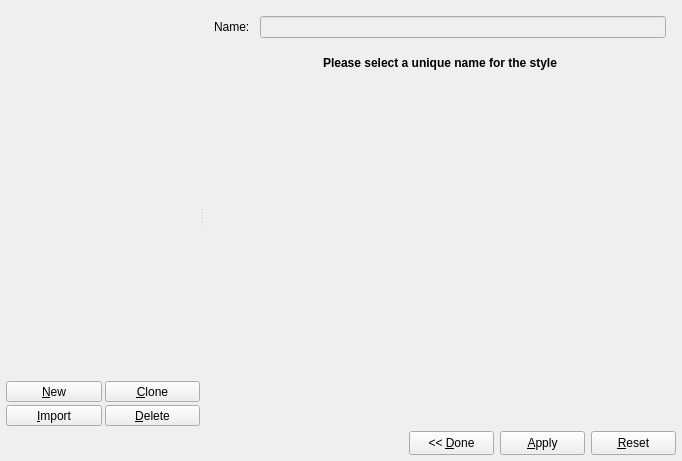
Old version of the form scribus/stylemanager.ui in the repository scribusproject/scribus.
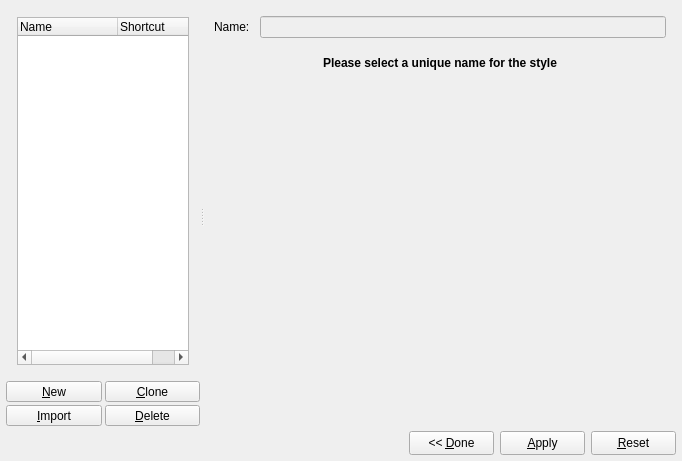
New version of the form. Custom widgets are drawn as their Qt base class.

What changed in the file:
```diff
--- a/scribus/stylemanager.ui
+++ b/scribus/stylemanager.ui
@@ -22,7 +22,19 @@
    <property name="margin" >
     <number>6</number>
    </property>
-   <property name="spacing" >
+   <property name="topMargin" >
+    <number>6</number>
+   </property>
+   <property name="rightMargin" >
+    <number>6</number>
+   </property>
+   <property name="bottomMargin" >
+    <number>6</number>
+   </property>
+   <property name="horizontalSpacing" >
+    <number>5</number>
+   </property>
+   <property name="verticalSpacing" >
     <number>5</number>
    </property>
    <item row="1" column="0" >
@@ -138,7 +150,19 @@
       <property name="margin" >
        <number>0</number>
       </property>
-      <property name="spacing" >
+      <property name="topMargin" >
+       <number>0</number>
+      </property>
+      <property name="rightMargin" >
+       <number>0</number>
+      </property>
+      <property name="bottomMargin" >
+       <number>0</number>
+      </property>
+      <property name="horizontalSpacing" >
+       <number>0</number>
+      </property>
+      <property name="verticalSpacing" >
        <number>0</number>
       </property>
       <item row="0" column="0" >
@@ -160,9 +184,7 @@
         </property>
         <widget class="QFrame" name="leftFrame" >
          <property name="sizePolicy" >
-          <sizepolicy>
-           <hsizetype>1</hsizetype>
-           <vsizetype>5</vsizetype>
+          <sizepolicy vsizetype="Preferred" hsizetype="Minimum" >
            <horstretch>0</horstretch>
            <verstretch>0</verstretch>
           </sizepolicy>
@@ -198,9 +220,7 @@
           <item>
            <widget class="QFrame" name="styleViewFrame" >
             <property name="sizePolicy" >
-             <sizepolicy>
-              <hsizetype>5</hsizetype>
-              <vsizetype>3</vsizetype>
+             <sizepolicy vsizetype="MinimumExpanding" hsizetype="Preferred" >
               <horstretch>0</horstretch>
               <verstretch>0</verstretch>
              </sizepolicy>
@@ -211,6 +231,28 @@
             <property name="frameShadow" >
              <enum>QFrame::Plain</enum>
             </property>
+            <layout class="QGridLayout" >
+             <item row="0" column="0" >
+              <widget class="StyleView" name="styleView" >
+               <property name="contextMenuPolicy" >
+                <enum>Qt::CustomContextMenu</enum>
+               </property>
+               <property name="alternatingRowColors" >
+                <bool>true</bool>
+               </property>
+               <column>
+                <property name="text" >
+                 <string>Name</string>
+                </property>
+               </column>
+               <column>
+                <property name="text" >
+                 <string>Shortcut</string>
+                </property>
+               </column>
+              </widget>
+             </item>
+            </layout>
            </widget>
           </item>
           <item>
@@ -231,9 +273,6 @@
           </item>
           <item>
            <layout class="QHBoxLayout" >
-            <property name="margin" >
-             <number>0</number>
-            </property>
             <property name="spacing" >
              <number>3</number>
             </property>
@@ -524,6 +563,11 @@
    <header>scrpalettebase.h</header>
    <container>1</container>
   </customwidget>
+  <customwidget>
+   <class>StyleView</class>
+   <extends>QTreeWidget</extends>
+   <header>styleview.h</header>
+  </customwidget>
  </customwidgets>
  <includes>
   <include location="local" >scrpalettebase.h</include>
```
Left out of the diff: 146 changed lines with no effect on the pictures.
